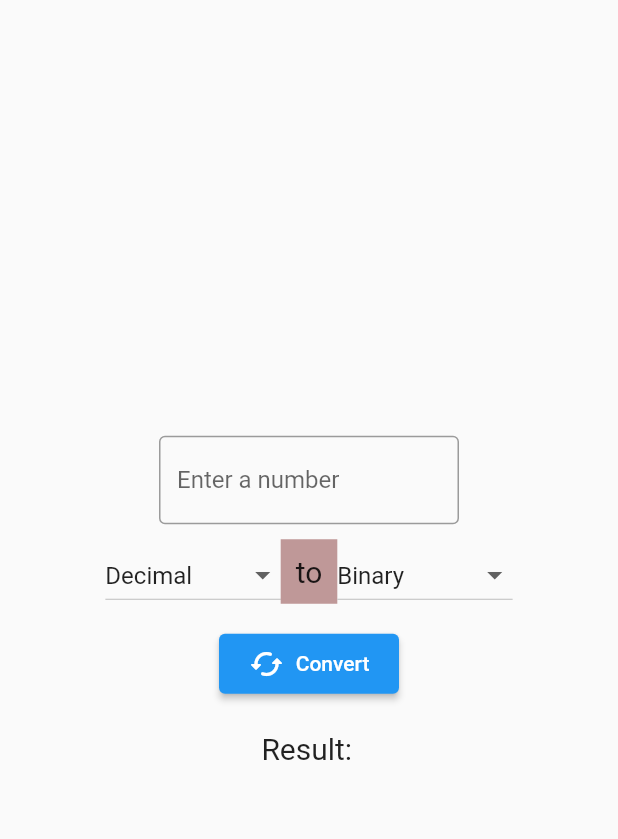
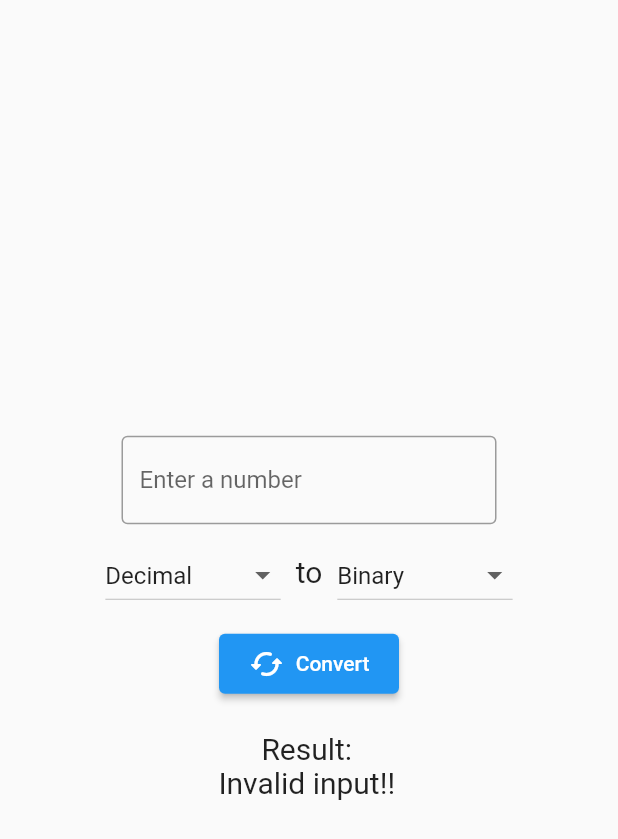
Before and after one commit to Stem-LG/Bases_Flutter, a Flutter app: the screen it shows after launch, after a tap on "Convert", on a phone screen of 412 x 824 dp. Shown: the top 839 px of the screen. Run offline on Flutter 3.47's test engine with Material 2 defaults, Android fonts, the phone set to English and light mode, and no system bars; missing offline and left inert: desktop_window.

Commit message:
major improvements, release candidat, just have to figure out linux app icon

```diff
--- a/lib/main.dart
+++ b/lib/main.dart
@@ -1,5 +1,6 @@
 import 'package:flutter/material.dart';
 import 'pages/home.dart';
+import 'package:desktop_window/desktop_window.dart';
 
 void main() => runApp(const MyApp());
 
@@ -10,9 +11,17 @@ class MyApp extends StatelessWidget {
 
   @override
   Widget build(BuildContext context) {
-    return const MaterialApp(
+    DesktopWindow.setWindowSize(const Size(600, 250));
+    return MaterialApp(
       title: _title,
-      home: Scaffold(
+      theme: ThemeData(
+        primarySwatch: Colors.blue,
+      ),
+      darkTheme: ThemeData(
+        brightness: Brightness.dark,
+        primarySwatch: Colors.indigo,
+      ),
+      home: const Scaffold(
         body: HomePage(),
       ),
     );
--- a/lib/pages/home.dart
+++ b/lib/pages/home.dart
@@ -24,16 +24,19 @@ class _HomePageState extends State<HomePage> {
           children: [
             Wrap(
               spacing: 15,
-              //alignment: WrapAlignment.center,
-              alignment: WrapAlignment.spaceEvenly,
+              alignment: WrapAlignment.center,
               children: [
                 SizedBox(
-                  width: 200,
+                  width: 250,
                   child: TextField(
                     onChanged: (value) {
                       setState(() {
                         _invalue = value;
                       });
+                    },
+                    onSubmitted: (trash) {
+                      _result = (convert(_invalue, _base1, _base2));
+                      setState(() {});
                     },
                     textAlign: TextAlign.center,
                     decoration: const InputDecoration(
@@ -62,9 +65,9 @@ class _HomePageState extends State<HomePage> {
                         },
                       ),
                       Container(
-                          color: Color.fromARGB(100, 100, 0, 0),
                           padding: const EdgeInsets.all(10),
-                          child: Text("to", style: TextStyle(fontSize: 20))),
+                          child:
+                              const Text("to", style: TextStyle(fontSize: 20))),
                       DropdownButton(
                         value: _base2,
                         items: ["Decimal", "Binary", "Octal", "Hexadecimal"]
--- a/lib/tools/converter.dart
+++ b/lib/tools/converter.dart
@@ -7,6 +7,12 @@ String convert(n, base1, base2) {
   var _convertedBase2 = getbase(base2);
   if (_convertedBase1 == -1 || _convertedBase2 == -1) {
     n = "Invalid base!!";
+  } else if ((base1 == "Decimal" && RegExp(r'^[0-9]+$').hasMatch(n) == false) ||
+      (base1 == "Binary" && RegExp(r'^[0-1]+$').hasMatch(n) == false) ||
+      (base1 == "Octal" && RegExp(r'^[0-7]+$').hasMatch(n) == false) ||
+      (base1 == "Hexadecimal" &&
+          RegExp(r'^[0-9A-Fa-f]+$').hasMatch(n) == false)) {
+    n = "Invalid input!!";
   } else if (base1 == base2) {
     n = n;
   } else {
```
Also changed, not shown: pubspec.yaml (+11 -6 lines), assets/icon/icon.png (added), 10 other files.
